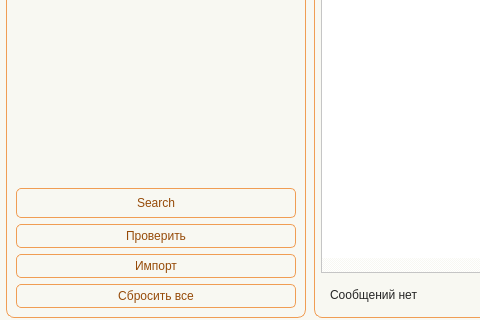
The window that app/ui/windows/product_mapping.ui (Masik84/Procurement_app) describes before a commit, drawn with Qt 5; both pictures show x 0 to 480 and y 505 to 825 of the 1331 by 825 pixel window.
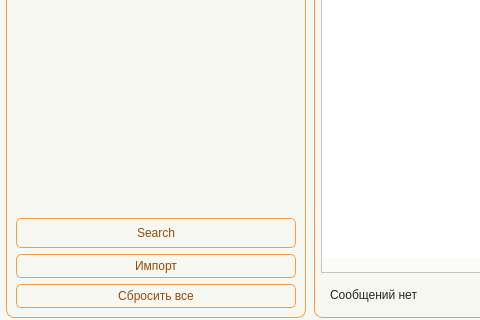
The same window after the commit. Icons and pictures are not drawn.

```diff
--- a/app/ui/windows/product_mapping.ui
+++ b/app/ui/windows/product_mapping.ui
@@ -694,17 +694,7 @@
                  </property>
                 </widget>
                </item>
-               <item>
-                <widget class="QPushButton" name="btn_CheckProducts">
-                 <property name="text">
-                  <string>Проверить</string>
-                 </property>
-                 <property name="icon">
-                  <iconset>
-                   <normaloff>:/icon/icon/check-circle — копия — копия.svg</normaloff>:/icon/icon/arrow-down-circle — копия — копия.svg</iconset>
-                 </property>
-                </widget>
-               </item>
+
                <item>
                 <widget class="QPushButton" name="btn_Import">
                  <property name="visible">
```
Left out of the diff: 2 changed lines with no effect on the pictures.
